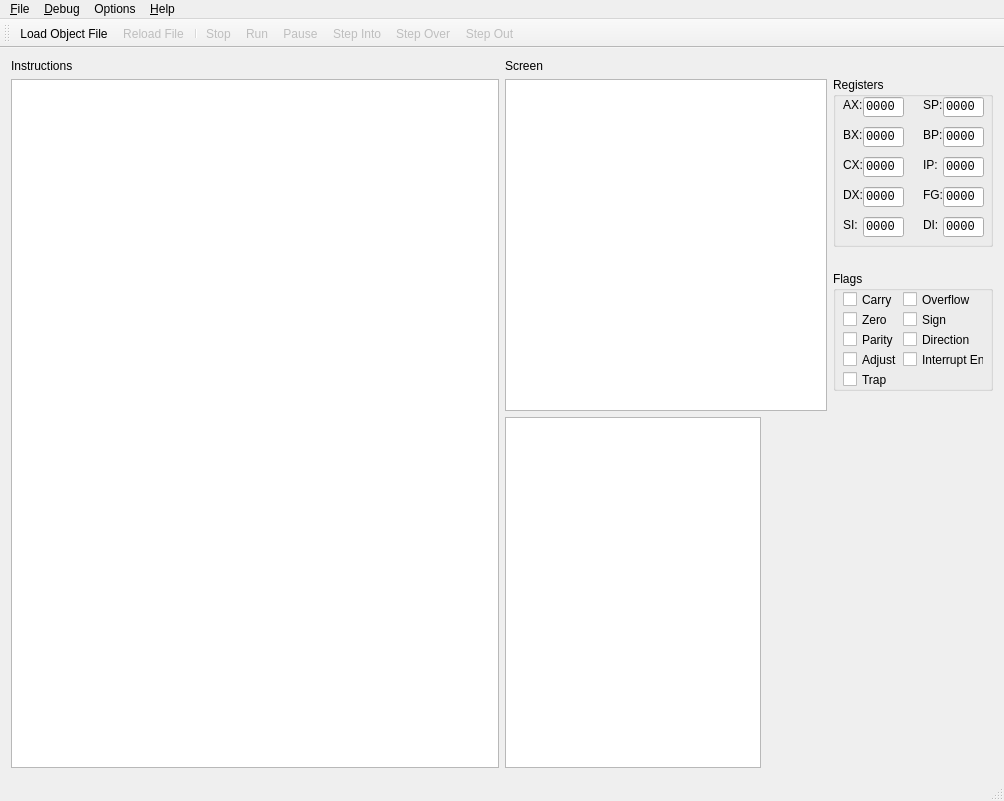
Qt form src/MemWnd.ui (rdnelson/Libra) before a commit.
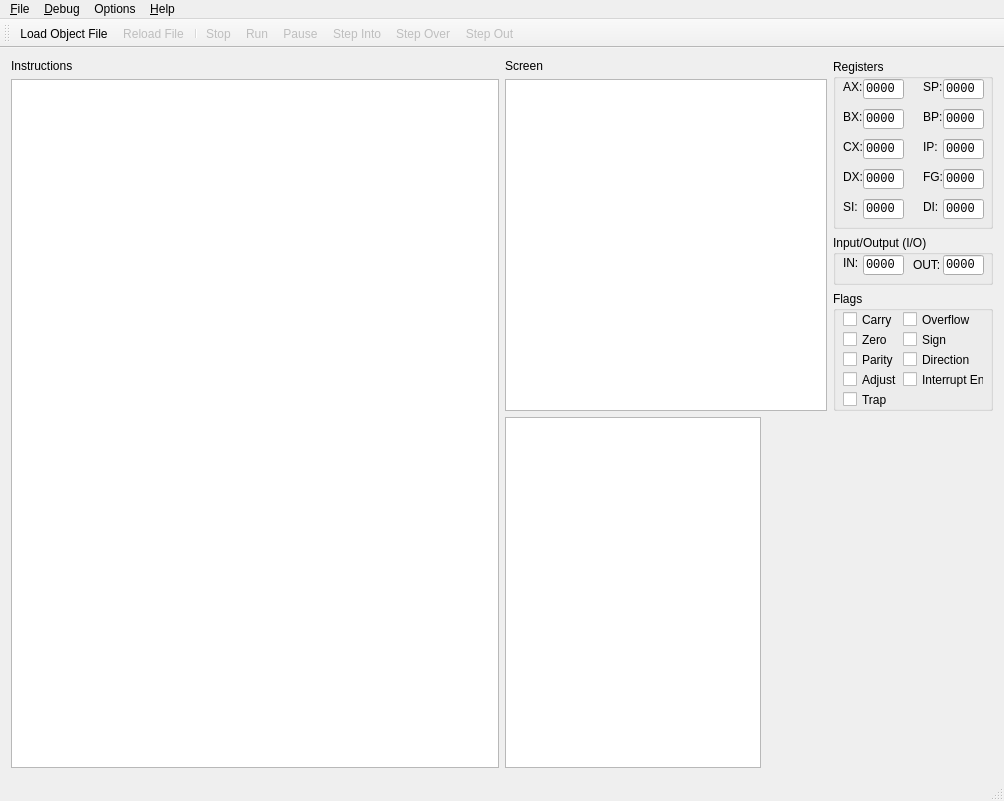
The same form after that commit. Icons and pictures are not drawn. Custom widgets are drawn as their Qt base class.

Commit message: Added I/O markers to GUI

The edit to the form file:
```diff
--- a/src/MemWnd.ui
+++ b/src/MemWnd.ui
@@ -563,6 +563,99 @@
               </widget>
              </widget>
             </item>
+            <item>
+             <widget class="QGroupBox" name="groupBox">
+              <property name="sizePolicy">
+               <sizepolicy hsizetype="Preferred" vsizetype="Fixed">
+                <horstretch>0</horstretch>
+                <verstretch>0</verstretch>
+               </sizepolicy>
+              </property>
+              <property name="minimumSize">
+               <size>
+                <width>0</width>
+                <height>50</height>
+               </size>
+              </property>
+              <property name="title">
+               <string>Input/Output (I/O)</string>
+              </property>
+              <widget class="QLabel" name="label_13">
+               <property name="geometry">
+                <rect>
+                 <x>80</x>
+                 <y>20</y>
+                 <width>31</width>
+                 <height>20</height>
+                </rect>
+               </property>
+               <property name="text">
+                <string>OUT:</string>
+               </property>
+              </widget>
+              <widget class="QLabel" name="label_12">
+               <property name="geometry">
+                <rect>
+                 <x>10</x>
+                 <y>20</y>
+                 <width>21</width>
+                 <height>16</height>
+                </rect>
+               </property>
+               <property name="text">
+                <string>IN:</string>
+               </property>
+              </widget>
+              <widget class="QLineEdit" name="txtIN">
+               <property name="geometry">
+                <rect>
+                 <x>30</x>
+                 <y>20</y>
+                 <width>41</width>
+                 <height>20</height>
+                </rect>
+               </property>
+               <property name="font">
+                <font>
+                 <family>Courier New</family>
+                </font>
+               </property>
+               <property name="focusPolicy">
+                <enum>Qt::ClickFocus</enum>
+               </property>
+               <property name="text">
+                <string>0000</string>
+               </property>
+               <property name="readOnly">
+                <bool>false</bool>
+               </property>
+              </widget>
+              <widget class="QLineEdit" name="txtOUT">
+               <property name="geometry">
+                <rect>
+                 <x>110</x>
+                 <y>20</y>
+                 <width>41</width>
+                 <height>20</height>
+                </rect>
+               </property>
+               <property name="font">
+                <font>
+                 <family>Courier New</family>
+                </font>
+               </property>
+               <property name="focusPolicy">
+                <enum>Qt::ClickFocus</enum>
+               </property>
+               <property name="text">
+                <string>0000</string>
+               </property>
+               <property name="readOnly">
+                <bool>false</bool>
+               </property>
+              </widget>
+             </widget>
+            </item>
             <item>
              <widget class="QGroupBox" name="grpFlags">
               <property name="sizePolicy">
```
The commit also changes 2 other files.
